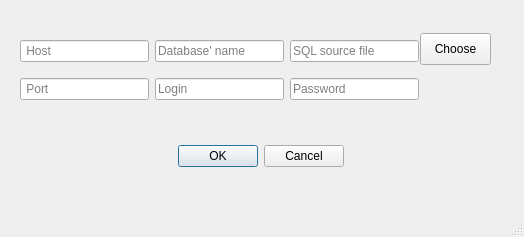
Old version of the form connection.ui in the repository andryjkost/lab_2_bd.
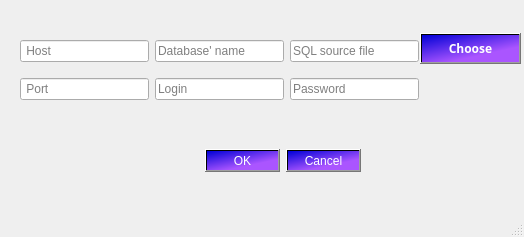
New version of the form.

What changed in the file:
```diff
--- a/connection.ui
+++ b/connection.ui
@@ -17,12 +17,23 @@
    <widget class="QDialogButtonBox" name="confirmationButtons">
     <property name="geometry">
      <rect>
-      <x>170</x>
-      <y>140</y>
-      <width>174</width>
-      <height>32</height>
+      <x>90</x>
+      <y>130</y>
+      <width>271</width>
+      <height>61</height>
      </rect>
     </property>
+    <property name="font">
+     <font>
+      <family>Arial Black</family>
+      <pointsize>11</pointsize>
+      <weight>75</weight>
+      <bold>true</bold>
+     </font>
+    </property>
+    <property name="styleSheet">
+     <string notr="true">background: qlineargradient(spread:pad, x1:0, y1:0, x2:0.599333, y2:0.756, stop:0 rgba(0, 0, 214, 255), stop:1 rgba(170, 85, 255, 255));color: white;</string>
+    </property>
     <property name="standardButtons">
      <set>QDialogButtonBox::Cancel|QDialogButtonBox::Ok</set>
     </property>
@@ -35,15 +46,26 @@
      <rect>
       <x>420</x>
       <y>33</y>
-      <width>71</width>
-      <height>32</height>
+      <width>101</width>
+      <height>31</height>
      </rect>
     </property>
+    <property name="font">
+     <font>
+      <family>Arial Black</family>
+      <pointsize>9</pointsize>
+      <weight>75</weight>
+      <bold>true</bold>
+     </font>
+    </property>
+    <property name="styleSheet">
+     <string notr="true">background: qlineargradient(spread:pad, x1:0, y1:0, x2:0.599333, y2:0.756, stop:0 rgba(0, 0, 214, 255), stop:1 rgba(170, 85, 255, 255));color: white;</string>
+    </property>
     <property name="text">
      <string>Choose</string>
     </property>
    </widget>
-   <widget class="QWidget" name="">
+   <widget class="QWidget" name="layoutWidget">
     <property name="geometry">
      <rect>
       <x>20</x>
```
Left out of the diff: 2 changed lines with no effect on the pictures.
